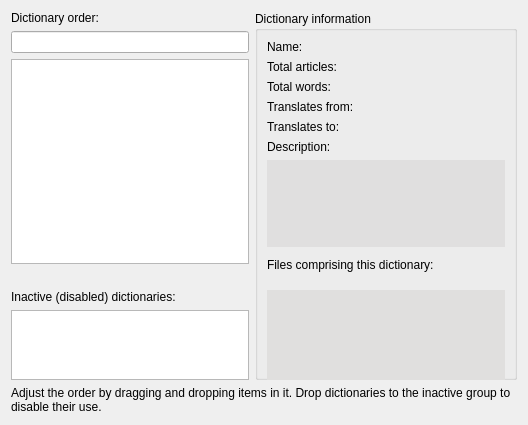
Before: the Qt Designer form orderandprops.ui in goldendict/goldendict, drawn with Qt 5.
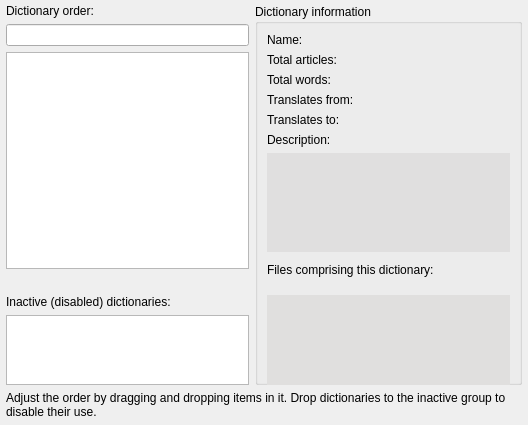
After: the same form once the commit is applied. Custom widgets are drawn as their Qt base class.

What changed in the file:
```diff
--- a/orderandprops.ui
+++ b/orderandprops.ui
@@ -14,6 +14,18 @@
    <string>Form</string>
   </property>
   <layout class="QVBoxLayout" name="verticalLayout_4">
+   <property name="leftMargin">
+    <number>6</number>
+   </property>
+   <property name="topMargin">
+    <number>4</number>
+   </property>
+   <property name="rightMargin">
+    <number>6</number>
+   </property>
+   <property name="bottomMargin">
+    <number>6</number>
+   </property>
    <item>
     <layout class="QHBoxLayout" name="horizontalLayout_2">
      <item>
```
